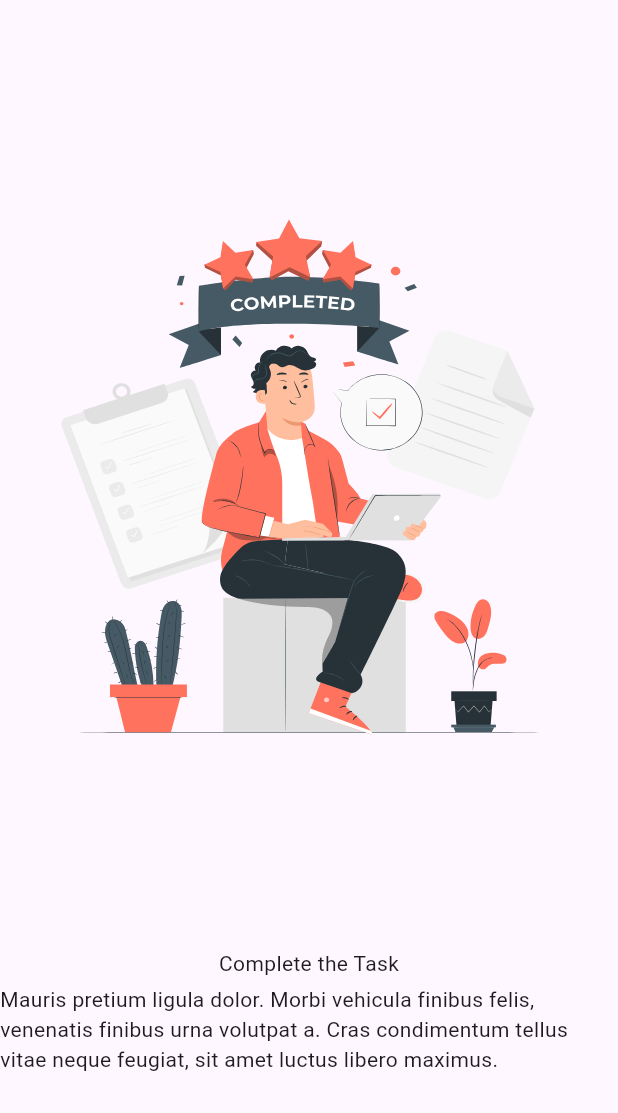
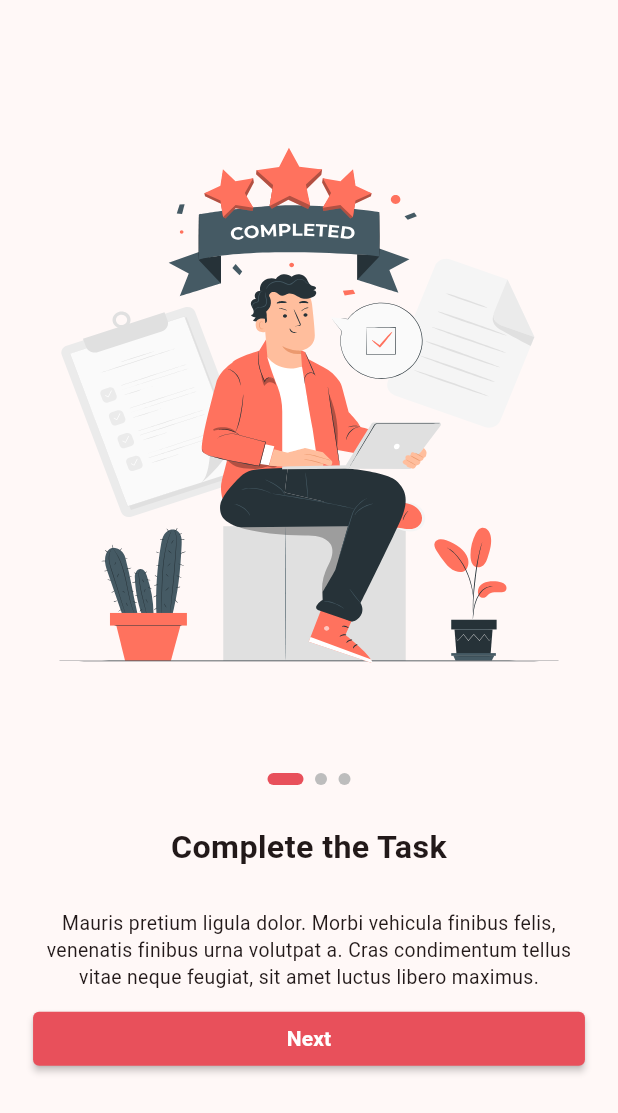
Before and after one commit to AradhyaNepal/svg_to_life_with_flutter, a Flutter app: the screen it shows after launch, on a phone screen of 412 x 824 dp. Shown: the top 1113 px of the screen. Run offline on Flutter 3.47's test engine with Material 3 defaults, Android fonts, the phone set to English and light mode, and no system bars; drawn by our look-alikes of smooth_page_indicator; our stand-ins replace flutter_screenutil, flutter_svg.

Commit message:
Completed onboarding screen

```diff
--- /dev/null
+++ b/lib/constants/color_constants.dart
@@ -0,0 +1,6 @@
+import 'package:flutter/material.dart';
+
+class ColorConstants{
+  ColorConstants._();
+  static const primaryColor= Color(0xFFE8505B);
+}
--- a/lib/main.dart
+++ b/lib/main.dart
@@ -1,5 +1,6 @@
 import 'package:flutter/material.dart';
 import 'package:flutter_screenutil/flutter_screenutil.dart';
+import 'package:svg_to_life/constants/color_constants.dart';
 import 'package:svg_to_life/on_boarding/view/on_boarding_screen.dart';
 
 void main() {
@@ -20,7 +21,7 @@ class MyApp extends StatelessWidget {
         return MaterialApp(
           title: 'SVG To Life',
           theme: ThemeData(
-            colorScheme: ColorScheme.fromSeed(seedColor: Colors.deepPurple),
+            colorScheme: ColorScheme.fromSeed(seedColor:  ColorConstants.primaryColor,primary: ColorConstants.primaryColor,),
             useMaterial3: true,
           ),
           home: const OnBoardingScreen(),
--- a/lib/on_boarding/view/on_boarding_screen.dart
+++ b/lib/on_boarding/view/on_boarding_screen.dart
@@ -1,6 +1,7 @@
 import 'package:flutter/material.dart';
 import 'package:flutter_screenutil/flutter_screenutil.dart';
-import 'package:svg_to_life/on_boarding/view/model/on_boarding_model.dart';
+import 'package:smooth_page_indicator/smooth_page_indicator.dart';
+import 'package:svg_to_life/constants/color_constants.dart';
 import 'package:svg_to_life/on_boarding/view/widgets/complete_task_animated.dart';
 import 'package:svg_to_life/on_boarding/view/widgets/explore_gifts_animated.dart';
 import 'package:svg_to_life/on_boarding/view/widgets/grow_together_animated.dart';
@@ -12,36 +13,139 @@ class OnBoardingScreen extends StatefulWidget {
   State<OnBoardingScreen> createState() => _OnBoardingScreenState();
 }
 
-class _OnBoardingScreenState extends State<OnBoardingScreen> {
-  int index = 0;
+class _OnBoardingScreenState extends State<OnBoardingScreen>
+    with SingleTickerProviderStateMixin {
+  int _index = 0;
   final _onBoardingItems = [
     CompleteTaskAnimated.model,
+    GrowTogetherAnimated.model,
     ExploreGiftsAnimated.model,
-    GrowTogetherAnimated.model,
   ];
+  late final AnimationController _controller;
+  late final Animation<double> _subTitleDxAnimation;
+
+  @override
+  void initState() {
+    super.initState();
+    _controller = AnimationController(
+      vsync: this,
+      duration: const Duration(milliseconds: 1500),
+    );
+    _subTitleDxAnimation =
+        Tween<double>(begin: -400.w, end: 0).animate(CurvedAnimation(
+      parent: _controller,
+      curve: Curves.decelerate,
+    ));
+    _controller.forward();
+  }
+
+  @override
+  void dispose() {
+    _controller.dispose();
+    super.dispose();
+  }
 
   @override
   Widget build(BuildContext context) {
-    final currentItem = _onBoardingItems[index];
-    return Scaffold(
+    final currentItem = _onBoardingItems[_index];
+    return WillPopScope(
+      onWillPop: () async {
+        if (_isFirst) return true;
+        _index--;
+        _changeScreen();
+        return false;
+      },
+      child: GestureDetector(
+        onHorizontalDragEnd: (drag) {
+          final dragVelocity = drag.primaryVelocity ?? 0;
+          if (dragVelocity > 100) {
+            _onDragGoPrevious();
+          } else if (dragVelocity < 100) {
+            _onDragGoNext();
+          }
+        },
+        child: Scaffold(
           body: SafeArea(
             child: Column(
               children: [
-            SizedBox(
-              height: 80.h,
-            ),
                 Expanded(
                   child: currentItem.widget,
                 ),
+                Transform.translate(
+                  //Its might be bad practice to do so, but just for practice project I am doing so.
+                  offset: Offset(0, -30.h),
+                  child: AnimatedSmoothIndicator(
+                    activeIndex: _index,
+                    count: _totalLength,
+                    effect: ExpandingDotsEffect(
+                      activeDotColor: ColorConstants.primaryColor,
+                      dotColor: Colors.grey.shade400,
+                      dotHeight: 8.0,
+                      dotWidth: 8.0,
+                      spacing: 8.w,
+                    ),
+                  ),
+                ),
+                Padding(
+                  padding: EdgeInsets.symmetric(horizontal: 23.w),
+                  child: AnimatedBuilder(
+                    animation: _controller,
+                    builder: (context, child) {
+                      return Column(
+                        crossAxisAlignment: CrossAxisAlignment.stretch,
+                        children: [
+                          Opacity(
+                            opacity: _controller.value,
+                            child: Text(
+                              currentItem.title,
+                              textAlign: TextAlign.center,
+                              style: TextStyle(
+                                fontWeight: FontWeight.w600,
+                                fontSize: 25.sp,
+                              ),
+                            ),
+                          ),
                           SizedBox(
-              height: 75.h,
+                            height: 30.h,
                           ),
-            Text(currentItem.title),
+                          Transform.translate(
+                            offset: Offset(_subTitleDxAnimation.value, 0),
+                            child: Text(
+                              currentItem.subTitle,
+                              textAlign: TextAlign.center,
+                              style: TextStyle(
+                                fontSize: 15.sp,
+                              ),
+                            ),
+                          ),
                           SizedBox(
-              height: 5.h,
+                            height: 10.h,
                           ),
-            Text(
-              currentItem.subTitle,
+                          child ?? const SizedBox(),
+                        ],
+                      );
+                    },
+                    child: Theme(
+                      data: Theme.of(context).copyWith(useMaterial3: false),
+                      child: ElevatedButton(
+                        onPressed: () {
+                          if (_isLast) {
+                            return; //In real scenario it must redirect user to screens like login
+                          }
+
+                          _index++;
+                          _changeScreen();
+                        },
+                        child: Text(
+                          _isLast ? "Get Started" : "Next",
+                          style: const TextStyle(
+                            fontWeight: FontWeight.bold,
+                            color: Colors.white,
+                          ),
+                        ),
+                      ),
+                    ),
+                  ),
                 ),
                 SizedBox(
                   height: 125.h,
@@ -49,6 +153,31 @@ class _OnBoardingScreenState extends State<OnBoardingScreen> {
               ],
             ),
           ),
+        ),
+      ),
     );
   }
+
+  void _onDragGoNext() {
+    if (_isLast) return;
+    _index++;
+    _changeScreen();
   }
+
+  void _onDragGoPrevious() {
+    if (_isFirst) return;
+    _index--;
+    _changeScreen();
+  }
+
+  void _changeScreen() {
+    _controller.forward(from: 0);
+    setState(() {});
+  }
+
+  bool get _isFirst => _index == 0;
+
+  bool get _isLast => _index == _totalLength - 1;
+
+  int get _totalLength => _onBoardingItems.length;
+}
--- a/pubspec.yaml
+++ b/pubspec.yaml
@@ -32,6 +32,7 @@ dependencies:
     sdk: flutter
   flutter_screenutil: ^5.9.0
   flutter_svg: ^2.0.9
+  smooth_page_indicator: ^1.1.0
 
 
   # The following adds the Cupertino Icons font to your application.
```
Also changed, not shown: lib/on_boarding/view/widgets/explore_gifts_animated.dart (+28 -15 lines), pubspec.lock. Lines whose indentation alone changed are shown as unchanged.
